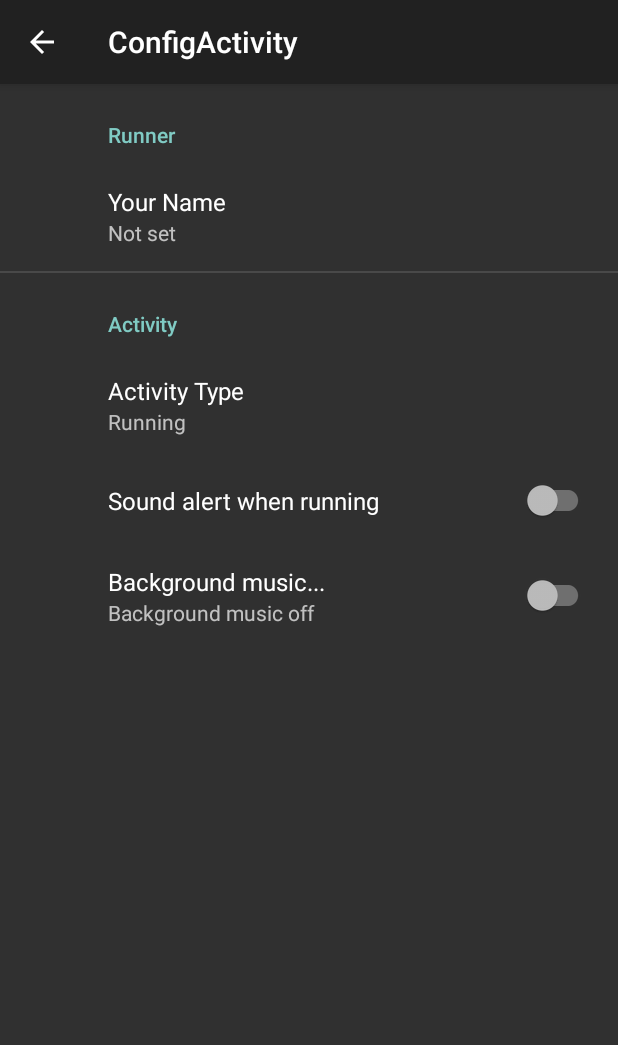
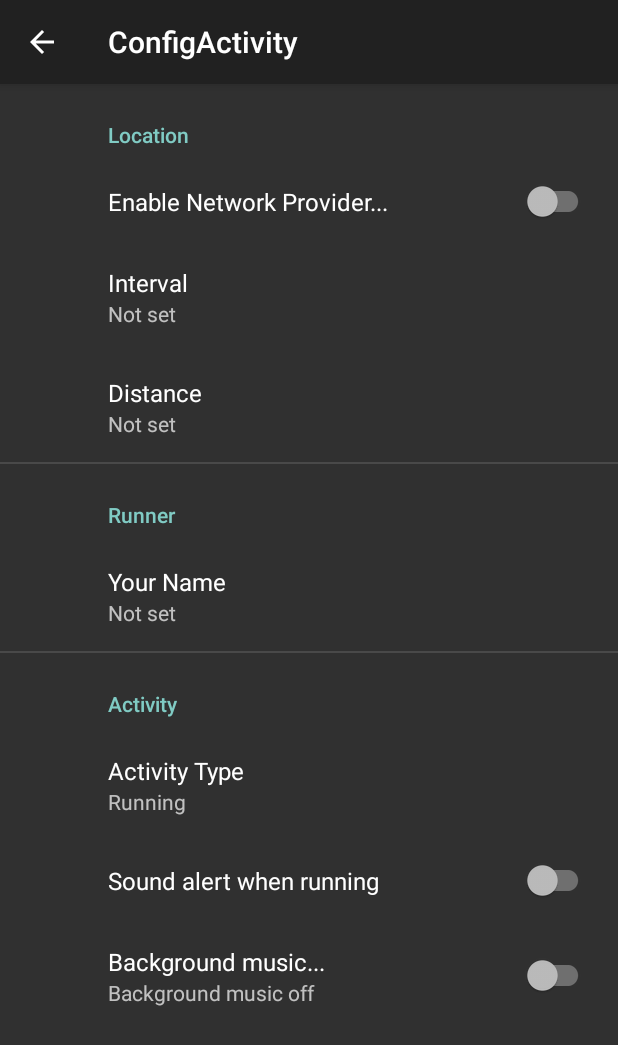
Before and after one commit to hermes3306/Moment, an Android app: the ConfigActivity screen opened directly, with no data from a screen before it, on a phone screen of 412 x 824 dp. Shown: the top 1045 px of the screen. Run offline under Robolectric (Android 15) with nearby library versions, the phone set to English and light mode, and no system bars; our stand-ins replace androidx.preference.

Commit message:
update prefeences

```diff
--- a/app/src/main/java/com/jason/moment/MapsActivity.java
+++ b/app/src/main/java/com/jason/moment/MapsActivity.java
@@ -176,7 +176,10 @@ public class MapsActivity extends AppCompatActivity implements
             // for ActivityCompat#requestPermissions for more details.
             return;
         }
-        mLocManager.requestLocationUpdates(LocationManager.NETWORK_PROVIDER, Config._loc_interval, Config._loc_distance, this);
+
+        if(Config._enable_network_provider) mLocManager.requestLocationUpdates(LocationManager.NETWORK_PROVIDER, Config._loc_interval, Config._loc_distance, this);
+        mLocManager.requestLocationUpdates(LocationManager.GPS_PROVIDER, Config._loc_interval, Config._loc_distance, this);
+
         LocationManager service = (LocationManager) getSystemService(LOCATION_SERVICE);
         boolean enabledGPS = service.isProviderEnabled(LocationManager.GPS_PROVIDER);
         boolean enabledWiFi = service.isProviderEnabled(LocationManager.NETWORK_PROVIDER);
--- a/app/src/main/java/com/jason/moment/RunActivity.java
+++ b/app/src/main/java/com/jason/moment/RunActivity.java
@@ -112,6 +112,8 @@ public class RunActivity extends AppCompatActivity {
         } catch (IllegalArgumentException ex) {
             Log.d(TAG, "gps provider does not exist " + ex.getMessage());
         }
+
+        if(Config._enable_network_provider) {
             try {
                 mLocManager.requestLocationUpdates(
                         LocationManager.NETWORK_PROVIDER,
@@ -123,6 +125,7 @@ public class RunActivity extends AppCompatActivity {
                 Log.i(TAG, "fail to request location update, ignore", ex);
             } catch (IllegalArgumentException ex) {
                 Log.d(TAG, "network provider does not exist, " + ex.getMessage());
+            }
         }
     }
 
--- a/app/src/main/java/com/jason/moment/util/Config.java
+++ b/app/src/main/java/com/jason/moment/util/Config.java
@@ -16,8 +16,9 @@ public class Config {
     public static final long    _timer_period   = 10000;    // 1 sec (최초이후 실행 주기)
     public static final long    _timer_delay    = 1000;     // 1 sec (최초실행)
 
-    public static final int     _loc_interval   = 5000;     // 3 sec
-    public static final float   _loc_distance   = 10f;       // 5 meter
+    public static boolean       _enable_network_provider = false;
+    public static int           _loc_interval   = 1000;     // 1 sec
+    public static float         _loc_distance   = 1f;       // 1 meter
     public static double        _minLocChange   = _loc_distance;
 
     public static boolean       _start_service  = false; // start location service
--- a/app/src/main/res/values/arrays.xml
+++ b/app/src/main/res/values/arrays.xml
@@ -1,13 +1,31 @@
 <resources>
     <!-- Reply Preference -->
-    <string-array name="reply_entries">
-        <item>Reply</item>
-        <item>Reply to all</item>
+    <string-array name="distance">
+        <item>1 meter</item>
+        <item>5 meter</item>
+        <item>10 meter</item>
+        <item>20 meter</item>
+        <item>50 meter</item>
     </string-array>
 
-    <string-array name="reply_values">
-        <item>reply</item>
-        <item>reply_all</item>
+    <string-array name="distance_values">
+        <item>1</item>
+        <item>5</item>
+        <item>10</item>
+        <item>20</item>
+        <item>50</item>
+    </string-array>
+
+    <string-array name="interval">
+        <item>1 sec</item>
+        <item>5 sec</item>
+        <item>10 sec</item>
+    </string-array>
+
+    <string-array name="interval_values">
+        <item>1000</item>
+        <item>5000</item>
+        <item>10000</item>
     </string-array>
 
     <string-array name="activity_types">
--- a/app/src/main/res/xml/root_preferences.xml
+++ b/app/src/main/res/xml/root_preferences.xml
@@ -1,4 +1,25 @@
 <PreferenceScreen xmlns:app="http://schemas.android.com/apk/res-auto">
+
+    <PreferenceCategory app:title="Location">
+        <SwitchPreferenceCompat
+            app:key="NetworkProvider"
+            app:title="Enable Network Provider..." />
+        <ListPreference
+            app:defaultValue="Interval"
+            app:entries="@array/interval"
+            app:entryValues="@array/interval_values"
+            app:key="interval"
+            app:title="Interval"
+            app:useSimpleSummaryProvider="true" />
+        <ListPreference
+            app:defaultValue="Distance"
+            app:entries="@array/distance"
+            app:entryValues="@array/distance_values"
+            app:key="distance"
+            app:title="Distance"
+            app:useSimpleSummaryProvider="true" />
+    </PreferenceCategory>
+
 
     <PreferenceCategory app:title="Runner">
         <EditTextPreference
```
Also changed, not shown: app/src/main/java/com/jason/moment/StartActivity.java (+22 -0 lines). Lines whose indentation alone changed are shown as unchanged.
